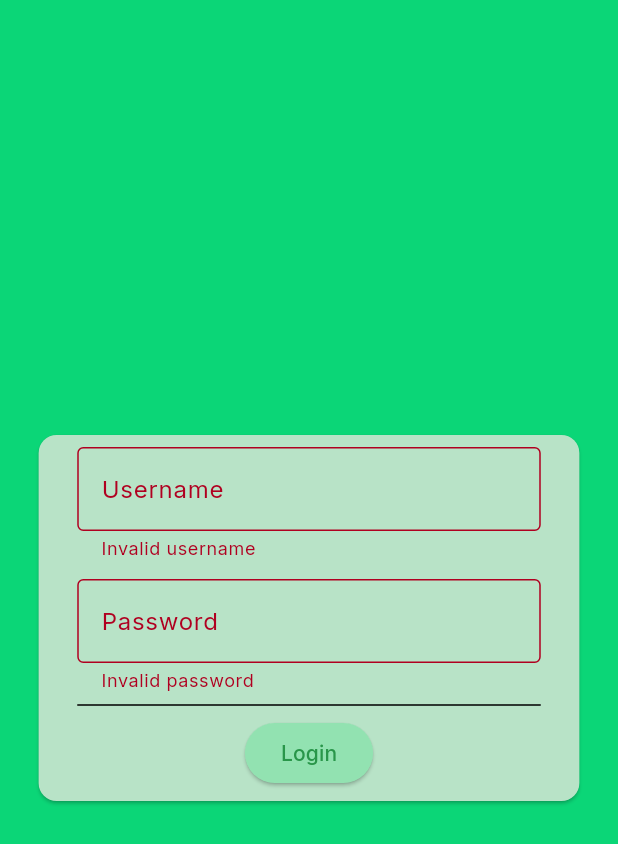
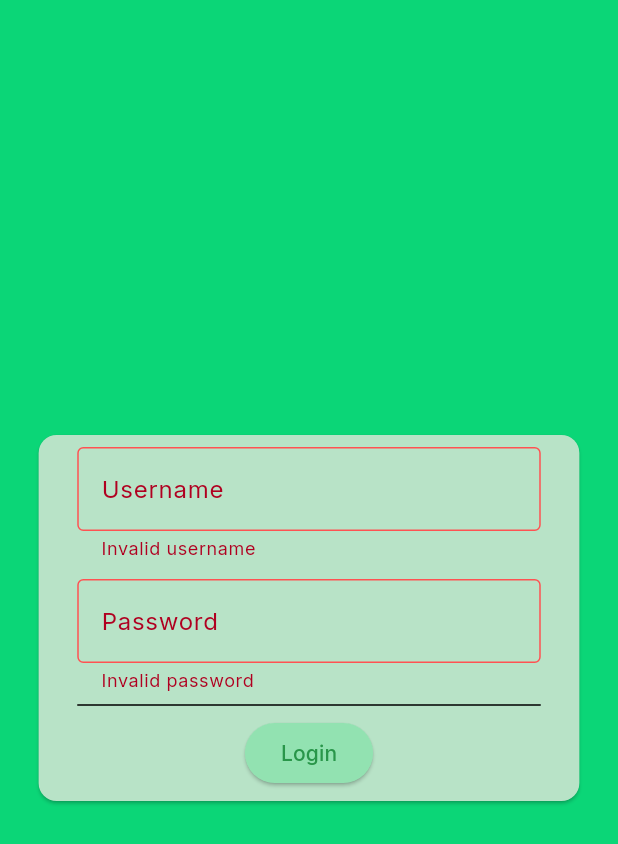
Before and after one commit to ZTHHK0313/EcoCycleCould_Project, a Flutter app: the LoginPage screen opened directly, after a tap on "Login", on a phone screen of 412 x 824 dp. Shown: the top 844 px of the screen. Run offline on Flutter 3.47's test engine with Material 3 defaults, Android fonts, the light colour scheme and no system bars; our stand-ins replace font_awesome_flutter, google_fonts, package_info_plus; missing offline and left inert: cronet_http, cupertino_http.

Commit message:
Unify input theme

```diff
--- a/app/lib/pages/login.dart
+++ b/app/lib/pages/login.dart
@@ -38,23 +38,18 @@ class _LoginControlUnitState extends State<_LoginControlUnit>
     with UserInfoEditFormStateMixin<_LoginControlUnit> {
   bool _loginFailed = false;
 
-  static final InputBorder _inputBorderTheme =
-      OutlineInputBorder(borderSide: BorderSide(color: ecoGreen[900]!));
-
   @override
   Widget build(BuildContext context) {
     return Column(mainAxisSize: MainAxisSize.min, children: [
       buildUsernameField(
         context,
         decoration: InputDecoration(
-            border: _inputBorderTheme,
             labelText: "Username",
             errorText: _loginFailed ? "Invalid username" : null),
       ),
       const Padding(padding: EdgeInsets.symmetric(vertical: 6)),
       buildPasswordField(context,
           decoration: InputDecoration(
-              border: _inputBorderTheme,
               labelText: "Password",
               errorText: _loginFailed ? "Invalid password" : null)),
       const Divider(),
```
Also changed, not shown: app/lib/main.dart (+7 -2 lines), app/lib/pages/user_info.dart (+12 -7 lines).
